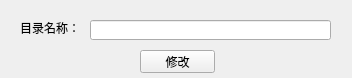
This is qt_ui/ui/modify_proto_dir.ui in aywfelix/ProtoExcelTool as Qt 5 draws it before an edit. The edited form follows.
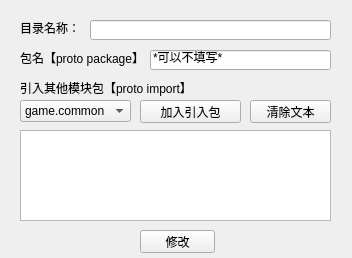
This is the edited form.

Commit message: 程序界面修改

What changed in the file:
```diff
--- a/qt_ui/ui/modify_proto_dir.ui
+++ b/qt_ui/ui/modify_proto_dir.ui
@@ -7,12 +7,90 @@
     <x>0</x>
     <y>0</y>
     <width>352</width>
-    <height>78</height>
+    <height>258</height>
    </rect>
   </property>
   <property name="windowTitle">
    <string>修改目录</string>
   </property>
+  <widget class="QPushButton" name="bTnAdd">
+   <property name="geometry">
+    <rect>
+     <x>140</x>
+     <y>100</y>
+     <width>101</width>
+     <height>23</height>
+    </rect>
+   </property>
+   <property name="text">
+    <string>加入引入包</string>
+   </property>
+  </widget>
+  <widget class="QPushButton" name="bTnModifyDir">
+   <property name="geometry">
+    <rect>
+     <x>140</x>
+     <y>230</y>
+     <width>75</width>
+     <height>23</height>
+    </rect>
+   </property>
+   <property name="text">
+    <string>修改</string>
+   </property>
+  </widget>
+  <widget class="QLabel" name="label_3">
+   <property name="geometry">
+    <rect>
+     <x>20</x>
+     <y>50</y>
+     <width>151</width>
+     <height>16</height>
+    </rect>
+   </property>
+   <property name="text">
+    <string>包名【proto package】</string>
+   </property>
+  </widget>
+  <widget class="QLineEdit" name="lEtProtoPackage">
+   <property name="geometry">
+    <rect>
+     <x>150</x>
+     <y>50</y>
+     <width>181</width>
+     <height>20</height>
+    </rect>
+   </property>
+   <property name="text">
+    <string>*可以不填写*</string>
+   </property>
+  </widget>
+  <widget class="QLabel" name="label_2">
+   <property name="geometry">
+    <rect>
+     <x>20</x>
+     <y>80</y>
+     <width>191</width>
+     <height>16</height>
+    </rect>
+   </property>
+   <property name="text">
+    <string>引入其他模块包【proto import】</string>
+   </property>
+  </widget>
+  <widget class="QPushButton" name="bTnClear">
+   <property name="geometry">
+    <rect>
+     <x>250</x>
+     <y>100</y>
+     <width>81</width>
+     <height>23</height>
+    </rect>
+   </property>
+   <property name="text">
+    <string>清除文本</string>
+   </property>
+  </widget>
   <widget class="QLabel" name="label">
    <property name="geometry">
     <rect>
@@ -26,17 +104,32 @@
     <string>目录名称：</string>
    </property>
   </widget>
-  <widget class="QPushButton" name="bTnModifyDir">
+  <widget class="QComboBox" name="cBbxPackage">
    <property name="geometry">
     <rect>
-     <x>140</x>
-     <y>50</y>
-     <width>75</width>
-     <height>23</height>
+     <x>20</x>
+     <y>100</y>
+     <width>111</width>
+     <height>22</height>
     </rect>
    </property>
-   <property name="text">
-    <string>修改</string>
+   <item>
+    <property name="text">
+     <string>game.common</string>
+    </property>
+   </item>
+  </widget>
+  <widget class="QTextEdit" name="tEtPackage">
+   <property name="geometry">
+    <rect>
+     <x>20</x>
+     <y>130</y>
+     <width>311</width>
+     <height>91</height>
+    </rect>
+   </property>
+   <property name="readOnly">
+    <bool>false</bool>
    </property>
   </widget>
   <widget class="QLineEdit" name="lEtProtoDirName">
```
The commit also changes 3 other files.
